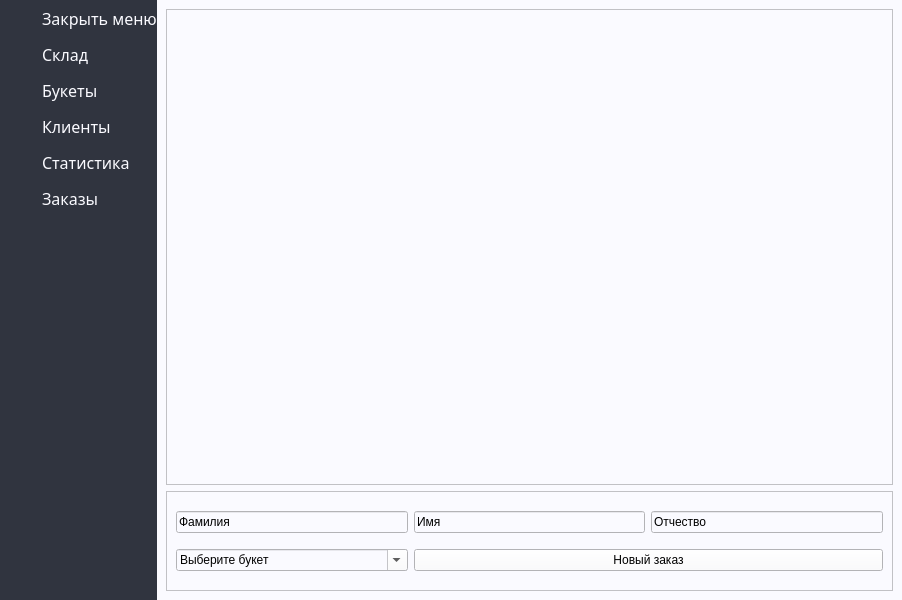
First picture: the form in Organiser/mainwindow.ui, repository et3rnalpain/Organiser, before the edit.
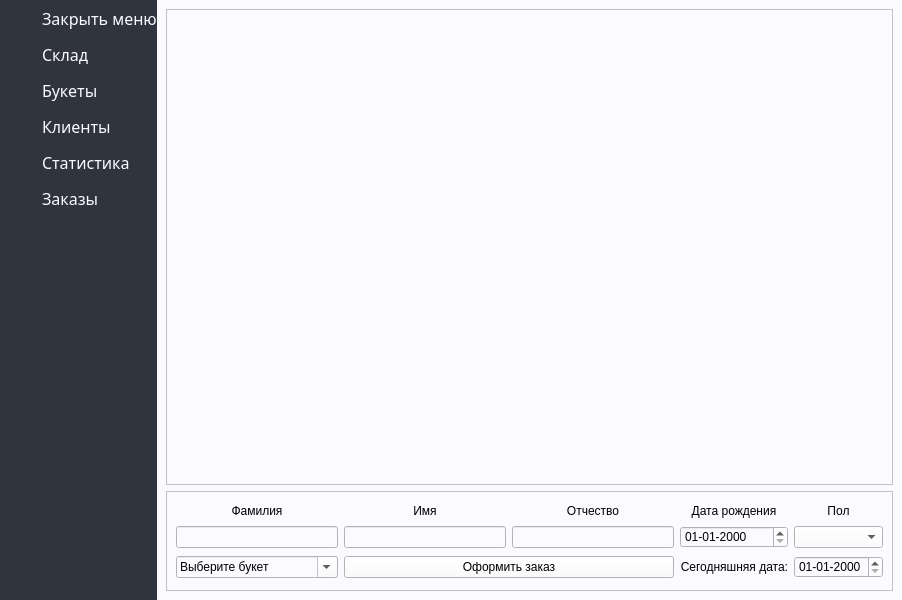
Second picture: the form after the edit. Icons and pictures are not drawn.

What changed in the file:
```diff
--- a/Organiser/mainwindow.ui
+++ b/Organiser/mainwindow.ui
@@ -1607,28 +1607,73 @@
               <enum>QFrame::Raised</enum>
              </property>
              <layout class="QGridLayout" name="gridLayout_6">
-              <item row="1" column="2">
-               <widget class="QLineEdit" name="lineEdit_2">
-                <property name="inputMask">
-                 <string>Имя</string>
-                </property>
-               </widget>
-              </item>
               <item row="1" column="1">
                <widget class="QLineEdit" name="lineEdit">
                 <property name="inputMask">
-                 <string>Фамилия</string>
+                 <string/>
+                </property>
+                <property name="clearButtonEnabled">
+                 <bool>true</bool>
+                </property>
+               </widget>
+              </item>
+              <item row="0" column="2">
+               <widget class="QLabel" name="label_2">
+                <property name="text">
+                 <string>Имя</string>
+                </property>
+                <property name="alignment">
+                 <set>Qt::AlignCenter</set>
                 </property>
                </widget>
               </item>
               <item row="1" column="3">
                <widget class="QLineEdit" name="lineEdit_3">
                 <property name="inputMask">
+                 <string/>
+                </property>
+                <property name="text">
+                 <string/>
+                </property>
+                <property name="clearButtonEnabled">
+                 <bool>true</bool>
+                </property>
+               </widget>
+              </item>
+              <item row="0" column="3">
+               <widget class="QLabel" name="label_3">
+                <property name="text">
                  <string>Отчество</string>
                 </property>
+                <property name="alignment">
+                 <set>Qt::AlignCenter</set>
+                </property>
                </widget>
               </item>
-              <item row="2" column="1">
+              <item row="4" column="2" colspan="2">
+               <widget class="QPushButton" name="newOrder">
+                <property name="text">
+                 <string>Оформить заказ</string>
+                </property>
+               </widget>
+              </item>
+              <item row="0" column="1">
+               <widget class="QLabel" name="label">
+                <property name="maximumSize">
+                 <size>
+                  <width>16777212</width>
+                  <height>15</height>
+                 </size>
+                </property>
+                <property name="text">
+                 <string>Фамилия</string>
+                </property>
+                <property name="alignment">
+                 <set>Qt::AlignCenter</set>
+                </property>
+               </widget>
+              </item>
+              <item row="4" column="1">
                <widget class="QComboBox" name="comboBox_bouqete">
                 <property name="editable">
                  <bool>true</bool>
@@ -1638,13 +1683,63 @@
                 </property>
                </widget>
               </item>
-              <item row="2" column="2" colspan="2">
-               <widget class="QPushButton" name="newOrder">
+              <item row="1" column="2">
+               <widget class="QLineEdit" name="lineEdit_2">
+                <property name="inputMask">
+                 <string/>
+                </property>
+                <property name="clearButtonEnabled">
+                 <bool>true</bool>
+                </property>
+               </widget>
+              </item>
+              <item row="4" column="4">
+               <widget class="QLabel" name="label_6">
                 <property name="text">
-                 <string>Новый заказ</string>
+                 <string>Сегодняшняя дата:</string>
                 </property>
+                <property name="alignment">
+                 <set>Qt::AlignRight|Qt::AlignTrailing|Qt::AlignVCenter</set>
+                </property>
                </widget>
               </item>
+              <item row="4" column="5">
+               <widget class="QDateEdit" name="dateEdit_2">
+                <property name="displayFormat">
+                 <string>dd-MM-yyyy</string>
+                </property>
+               </widget>
+              </item>
+              <item row="1" column="4">
+               <widget class="QDateEdit" name="dateEdit">
+                <property name="displayFormat">
+                 <string>dd-MM-yyyy</string>
+                </property>
+               </widget>
+              </item>
+              <item row="0" column="4">
+               <widget class="QLabel" name="label_4">
+                <property name="text">
+                 <string>Дата рождения</string>
+                </property>
+                <property name="alignment">
+                 <set>Qt::AlignCenter</set>
+                </property>
+               </widget>
+              </item>
+              <item row="0" column="5">
+               <widget class="QLabel" name="label_5">
+                <property name="text">
+                 <string>Пол</string>
+                </property>
+                <property name="alignment">
+                 <set>Qt::AlignCenter</set>
+                </property>
+               </widget>
+              </item>
+              <item row="1" column="5">
+               <widget class="QComboBox" name="comboBox_sex"/>
+              </item>
              </layout>
             </widget>
            </item>
```
Left out of the diff: 4 changed lines with no effect on the pictures.
